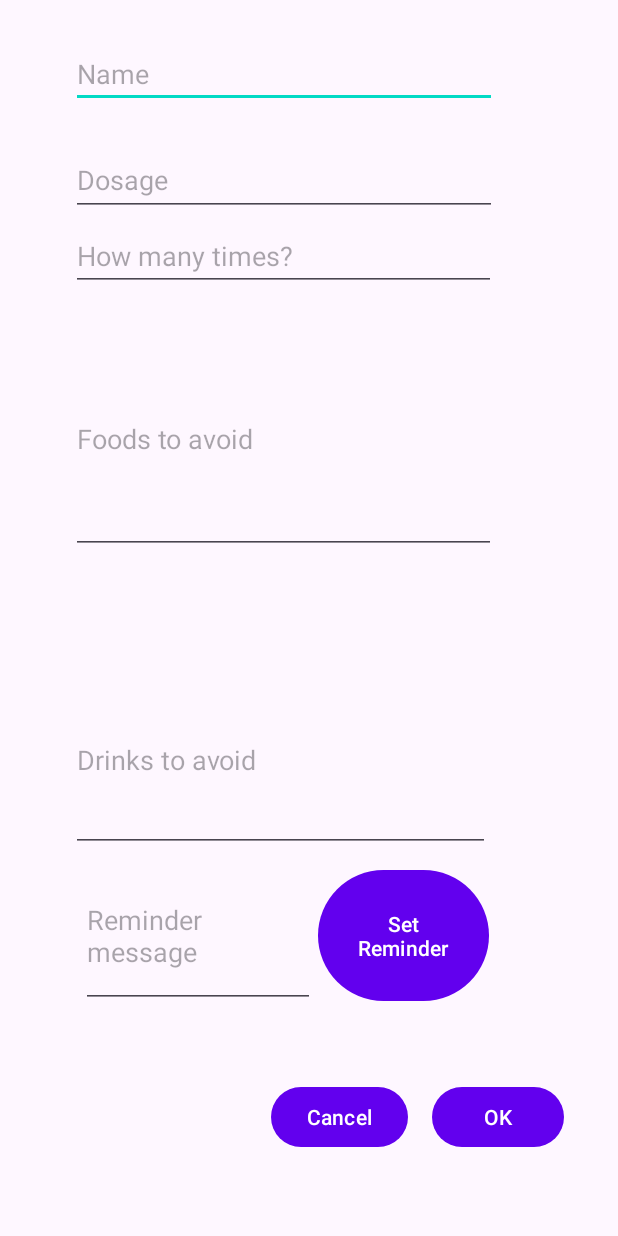
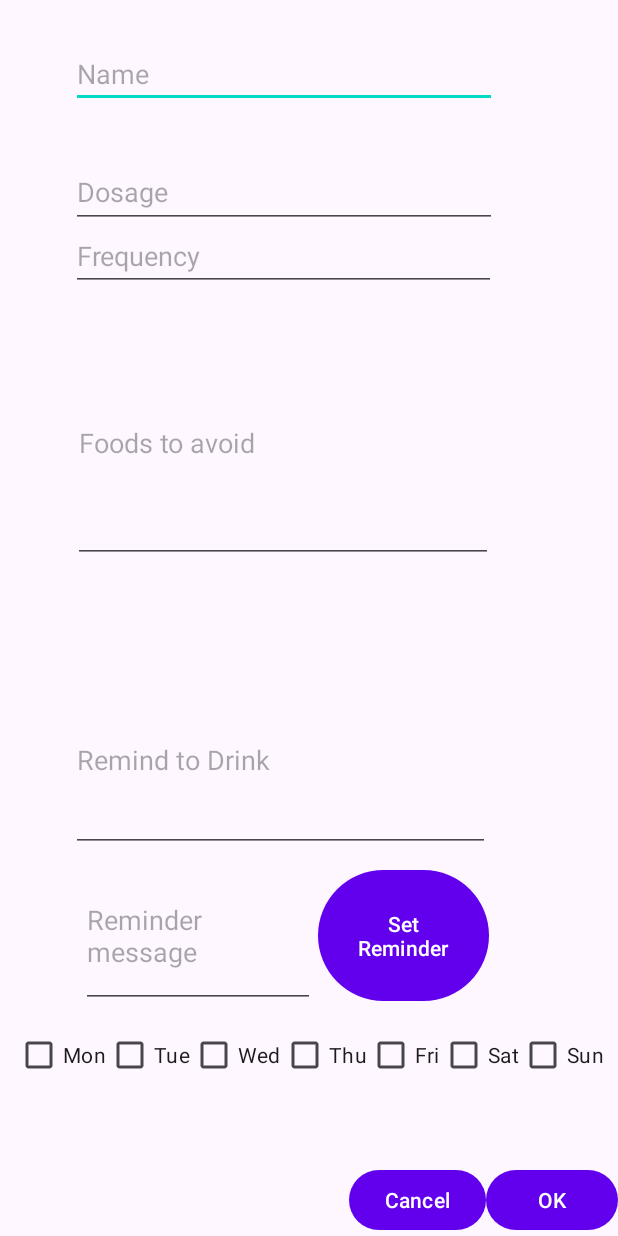
Before and after one commit to SaskPolytechBIS/253project-bisfinal-ms-care-app, an Android app: the layout dialog_new_medtrack.xml on its own in the app's theme, with its tools: preview values and no code run, on a phone screen of 412 x 824 dp. Run offline under Robolectric (Android 15) with nearby library versions, the phone set to English and light mode, and no system bars.

Commit message:
Final Reminder code

```diff
--- a/MSCare Alpha/app/src/main/res/layout/dialog_new_medtrack.xml
+++ b/MSCare Alpha/app/src/main/res/layout/dialog_new_medtrack.xml
@@ -9,25 +9,23 @@
         android:id="@+id/btnCancel"
         android:layout_width="wrap_content"
         android:layout_height="wrap_content"
-        android:layout_marginEnd="16dp"
         android:text="Cancel"
         app:layout_constraintBottom_toBottomOf="parent"
         app:layout_constraintEnd_toStartOf="@+id/btnSave"
         app:layout_constraintHorizontal_bias="1.0"
         app:layout_constraintStart_toStartOf="parent"
         app:layout_constraintTop_toTopOf="parent"
-        app:layout_constraintVertical_bias="0.929" />
+        app:layout_constraintVertical_bias="1.0" />
 
     <Button
         android:id="@+id/btnSave"
         android:layout_width="wrap_content"
         android:layout_height="wrap_content"
-        android:layout_marginEnd="36dp"
         android:text="OK"
         app:layout_constraintBottom_toBottomOf="parent"
         app:layout_constraintEnd_toEndOf="parent"
         app:layout_constraintTop_toTopOf="parent"
-        app:layout_constraintVertical_bias="0.929" />
+        app:layout_constraintVertical_bias="1.0" />
 
     <EditText
         android:id="@+id/editMed"
@@ -65,7 +63,7 @@
         android:layout_height="46dp"
         android:layout_marginTop="148dp"
         android:ems="10"
-        android:hint="How many times?"
+        android:hint="Frequency"
         android:inputType="text"
         app:layout_constraintBottom_toTopOf="@+id/btnCancel"
         app:layout_constraintEnd_toEndOf="parent"
@@ -76,8 +74,8 @@
 
     <EditText
         android:id="@+id/editFoods"
-        android:layout_width="283dp"
-        android:layout_height="153dp"
+        android:layout_width="280dp"
+        android:layout_height="159dp"
         android:layout_marginTop="216dp"
         android:ems="10"
         android:hint="Foods to avoid"
@@ -87,14 +85,14 @@
         app:layout_constraintHorizontal_bias="0.367"
         app:layout_constraintStart_toStartOf="parent"
         app:layout_constraintTop_toTopOf="parent"
-        app:layout_constraintVertical_bias="0.0"/>
+        app:layout_constraintVertical_bias="0.0" />
 
     <EditText
         android:id="@+id/editDrinks"
         android:layout_width="279dp"
         android:layout_height="122dp"
         android:ems="10"
-        android:hint="Drinks to avoid"
+        android:hint="Remind to Drink"
         android:inputType="textMultiLine"
         app:layout_constraintBottom_toBottomOf="parent"
         app:layout_constraintEnd_toEndOf="parent"
@@ -127,15 +125,58 @@
         app:layout_constraintTop_toBottomOf="@+id/editDrinks"
         app:layout_constraintVertical_bias="0.0" />
 
-    <EditText
-        android:id="@+id/txtDate"
+    <!-- Repeat on days of the week checkboxes -->
+    <LinearLayout
         android:layout_width="wrap_content"
         android:layout_height="wrap_content"
-        android:ems="10"
-        android:inputType="text"
-        android:text="Date"
-        android:visibility="invisible"
-        tools:layout_editor_absoluteX="39dp"
-        tools:layout_editor_absoluteY="390dp" />
+        android:orientation="horizontal"
+        app:layout_constraintTop_toBottomOf="@id/btn_set_reminder"
+        app:layout_constraintStart_toStartOf="parent"
+        app:layout_constraintEnd_toEndOf="parent"
+        android:layout_marginTop="8dp"
+        android:gravity="center_horizontal">
+
+        <CheckBox
+            android:id="@+id/check_monday"
+            android:layout_width="wrap_content"
+            android:layout_height="wrap_content"
+            android:text="Mon" />
+
+        <CheckBox
+            android:id="@+id/check_tuesday"
+            android:layout_width="wrap_content"
+            android:layout_height="wrap_content"
+            android:text="Tue" />
+
+        <CheckBox
+            android:id="@+id/check_wednesday"
+            android:layout_width="wrap_content"
+            android:layout_height="wrap_content"
+            android:text="Wed" />
+
+        <CheckBox
+            android:id="@+id/check_thursday"
+            android:layout_width="wrap_content"
+            android:layout_height="wrap_content"
+            android:text="Thu" />
+
+        <CheckBox
+            android:id="@+id/check_friday"
+            android:layout_width="wrap_content"
+            android:layout_height="wrap_content"
+            android:text="Fri" />
+
+        <CheckBox
+            android:id="@+id/check_saturday"
+            android:layout_width="wrap_content"
+            android:layout_height="wrap_content"
+            android:text="Sat" />
+
+        <CheckBox
+            android:id="@+id/check_sunday"
+            android:layout_width="wrap_content"
+            android:layout_height="wrap_content"
+            android:text="Sun" />
+    </LinearLayout>
 
 </androidx.constraintlayout.widget.ConstraintLayout>
```
